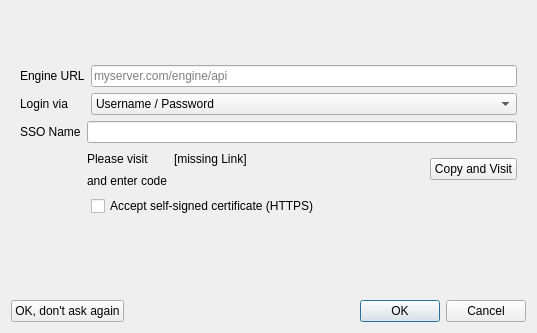
Above: src/engine/enginestartdialog.ui from GAMS-dev/studio before the change. Below: the same form after it.
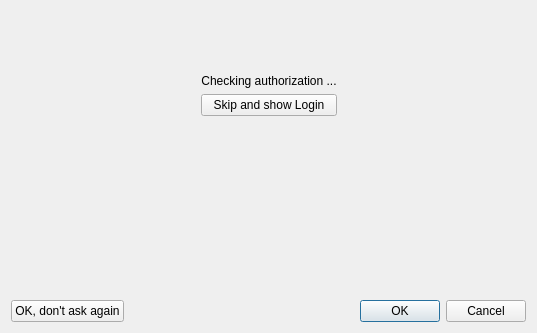
That is the form after the change. Icons and pictures are not drawn.

Diff of the .ui file:
```diff
--- a/src/engine/enginestartdialog.ui
+++ b/src/engine/enginestartdialog.ui
@@ -114,7 +114,7 @@
    <item row="2" column="0">
     <widget class="QStackedWidget" name="stackedWidget">
      <property name="currentIndex">
-      <number>0</number>
+      <number>2</number>
      </property>
      <widget class="QWidget" name="pageLogin">
       <layout class="QGridLayout" name="gridLayout" columnstretch="0,0">
@@ -608,6 +608,66 @@
        </item>
       </layout>
      </widget>
+     <widget class="QWidget" name="page">
+      <layout class="QGridLayout" name="gridLayout_9">
+       <item row="1" column="0">
+        <spacer name="horizontalSpacer_5">
+         <property name="orientation">
+          <enum>Qt::Horizontal</enum>
+         </property>
+         <property name="sizeHint" stdset="0">
+          <size>
+           <width>40</width>
+           <height>20</height>
+          </size>
+         </property>
+        </spacer>
+       </item>
+       <item row="1" column="1">
+        <widget class="QPushButton" name="bShowLogin">
+         <property name="text">
+          <string>Skip and show Login</string>
+         </property>
+        </widget>
+       </item>
+       <item row="0" column="1">
+        <widget class="QLabel" name="label_4">
+         <property name="text">
+          <string>Checking authorization ...</string>
+         </property>
+         <property name="alignment">
+          <set>Qt::AlignCenter</set>
+         </property>
+        </widget>
+       </item>
+       <item row="2" column="1">
+        <spacer name="verticalSpacer_2">
+         <property name="orientation">
+          <enum>Qt::Vertical</enum>
+         </property>
+         <property name="sizeHint" stdset="0">
+          <size>
+           <width>20</width>
+           <height>40</height>
+          </size>
+         </property>
+        </spacer>
+       </item>
+       <item row="1" column="2">
+        <spacer name="horizontalSpacer_6">
+         <property name="orientation">
+          <enum>Qt::Horizontal</enum>
+         </property>
+         <property name="sizeHint" stdset="0">
+          <size>
+           <width>40</width>
+           <height>20</height>
+          </size>
+         </property>
+        </spacer>
+       </item>
+      </layout>
+     </widget>
     </widget>
    </item>
    <item row="3" column="0">
```
Left out of the diff: 176 changed lines with no effect on the pictures.
